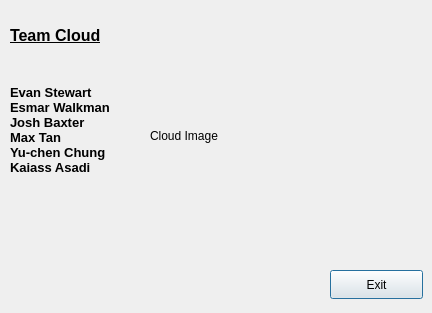
Above: aboutuswidget.ui from EsmarW/Cloud before the change. Below: the same form after it.
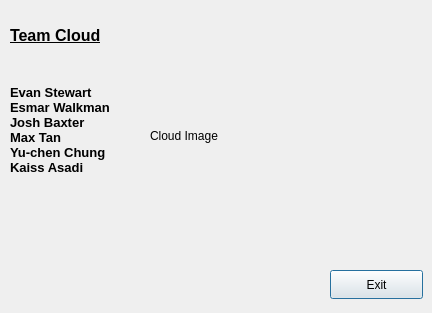
That is the form after the change.

```diff
--- a/aboutuswidget.ui
+++ b/aboutuswidget.ui
@@ -49,7 +49,7 @@
     </rect>
    </property>
    <property name="text">
-    <string>&lt;html&gt;&lt;head/&gt;&lt;body&gt;&lt;p&gt;&lt;span style=&quot; font-size:10pt; font-weight:700;&quot;&gt;Evan Stewart&lt;br/&gt;Esmar Walkman&lt;br/&gt;Josh Baxter&lt;br/&gt;Max Tan&lt;br/&gt;Yu-chen Chung&lt;br/&gt;Kaiass Asadi&lt;/span&gt;&lt;/p&gt;&lt;/body&gt;&lt;/html&gt;</string>
+    <string>&lt;html&gt;&lt;head/&gt;&lt;body&gt;&lt;p&gt;&lt;span style=&quot; font-size:10pt; font-weight:700;&quot;&gt;Evan Stewart&lt;br/&gt;Esmar Walkman&lt;br/&gt;Josh Baxter&lt;br/&gt;Max Tan&lt;br/&gt;Yu-chen Chung&lt;br/&gt;Kaiss Asadi&lt;/span&gt;&lt;/p&gt;&lt;/body&gt;&lt;/html&gt;</string>
    </property>
   </widget>
   <widget class="QLabel" name="imageCloud">
```
